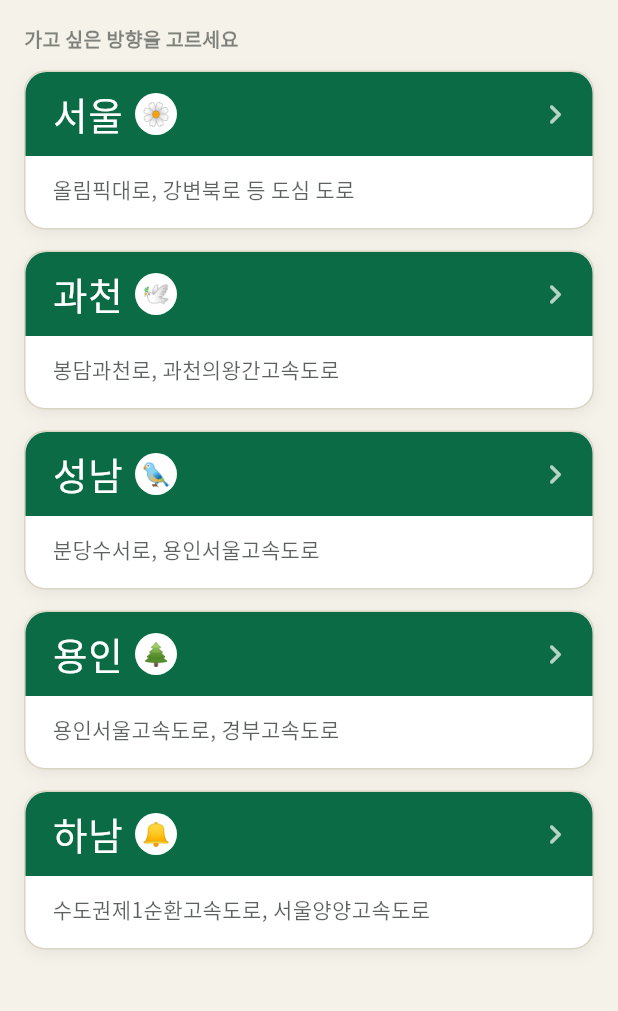
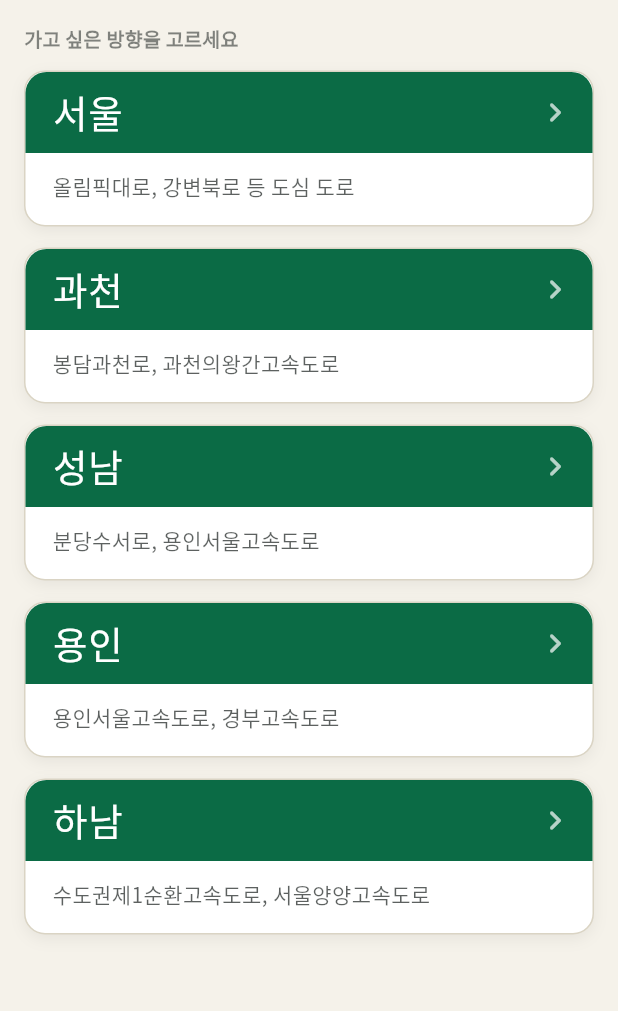
Before and after one commit to seoulJjin/traffic_data, a Flutter app: the screen it shows after launch, on a phone screen of 412 x 824 dp, the part 84-1095 px from its top. Run offline on Flutter 3.47's test engine with Material 3 defaults, Android fonts, the phone set to English and light mode, and no system bars; our stand-ins replace flutter_dotenv, geolocator, google_fonts.

Commit message:
시 대표 마크(이모지) 제거 - 저작권 이슈로 공식 CI 사용 보류

```diff
--- a/lib/data/regions.dart
+++ b/lib/data/regions.dart
@@ -4,47 +4,35 @@ import '../models/region.dart';
 /// 서울 주요 도로 + 경기 4개 시 권역 목록.
 /// 좌표는 각 지역 시청(또는 대표 지점) 기준이며,
 /// roadNames는 ITS 국가교통정보센터 API의 실제 도로명(roadName)과 일치합니다.
-/// symbolEmoji는 각 시가 공식 지정한 시화/시목/시조 중 다른 권역과 겹치지 않는
-/// 것을 골라 표현했습니다 (공식 CI 로고는 저작권 문제로 사용하지 않음).
 const List<Region> regions = [
   Region(
     name: '서울',
     description: '올림픽대로, 강변북로 등 도심 도로',
     center: LatLng(37.5665, 126.9780), // 서울시청
     roadNames: ['올림픽대로', '강변북로', '내부순환도로', '동부간선도로', '서부간선도로', '북부간선도로'],
-    symbolEmoji: '🌼',
-    symbolLabel: '서울특별시 시화 개나리',
   ),
   Region(
     name: '과천',
     description: '봉담과천로, 과천의왕간고속도로',
     center: LatLng(37.4292, 126.9950), // 과천시청
     roadNames: ['봉담과천로', '과천의왕간고속도로'],
-    symbolEmoji: '🕊️',
-    symbolLabel: '과천시 시조 비둘기',
   ),
   Region(
     name: '성남',
     description: '분당수서로, 용인서울고속도로',
     center: LatLng(37.4200, 127.1265), // 성남시청
     roadNames: ['분당수서로', '용인서울고속도로'],
-    symbolEmoji: '🐦',
-    symbolLabel: '성남시 시조 까치',
   ),
   Region(
     name: '용인',
     description: '용인서울고속도로, 경부고속도로',
     center: LatLng(37.2411, 127.1776), // 용인시청
     roadNames: ['용인서울고속도로', '경부고속도로'],
-    symbolEmoji: '🌲',
-    symbolLabel: '용인시 시목 전나무',
   ),
   Region(
     name: '하남',
     description: '수도권제1순환고속도로, 서울양양고속도로',
     center: LatLng(37.5393, 127.2148), // 하남시청
     roadNames: ['수도권제1순환고속도로', '서울양양고속도로'],
-    symbolEmoji: '🔔',
-    symbolLabel: '하남시 시화 은방울꽃',
   ),
 ];
--- a/lib/models/region.dart
+++ b/lib/models/region.dart
@@ -9,20 +9,11 @@ class Region {
   /// ITS 국가교통정보센터 API의 roadName과 정확히 일치해야 하는 도로명 목록.
   final List<String> roadNames;
 
-  /// 해당 시가 공식 지정한 상징(시화/시목/시조 등)을 나타내는 이모지.
-  /// 실제 CI 로고는 저작권/상표 문제가 있어, 공적으로 지정된 자연 상징으로 대신합니다.
-  final String symbolEmoji;
-
-  /// [symbolEmoji]가 어떤 상징인지 설명하는 텍스트 (접근성/툴팁용).
-  final String symbolLabel;
-
   const Region({
     required this.name,
     required this.description,
     required this.center,
     required this.roadNames,
-    required this.symbolEmoji,
-    required this.symbolLabel,
   });
 
   /// 이 권역의 중심 좌표를 기준으로 한 조회용 경계 상자(bounding box).
--- a/lib/screens/region_list_screen.dart
+++ b/lib/screens/region_list_screen.dart
@@ -88,7 +88,8 @@ class _RegionCard extends StatelessWidget {
                 ),
                 child: Row(
                   children: [
-                    Text(
+                    Expanded(
+                      child: Text(
                         region.name,
                         style: GoogleFonts.blackHanSans(
                           color: Colors.white,
@@ -97,21 +98,7 @@ class _RegionCard extends StatelessWidget {
                           height: 1,
                         ),
                       ),
-                    const SizedBox(width: 8),
-                    Tooltip(
-                      message: region.symbolLabel,
-                      child: Container(
-                        width: 28,
-                        height: 28,
-                        decoration: const BoxDecoration(
-                          color: Colors.white,
-                          shape: BoxShape.circle,
                     ),
-                        alignment: Alignment.center,
-                        child: Text(region.symbolEmoji, style: const TextStyle(fontSize: 15)),
-                      ),
-                    ),
-                    const Spacer(),
                     const Icon(Icons.chevron_right_rounded, color: Colors.white70, size: 26),
                   ],
                 ),
```
Lines whose indentation alone changed are shown as unchanged.
